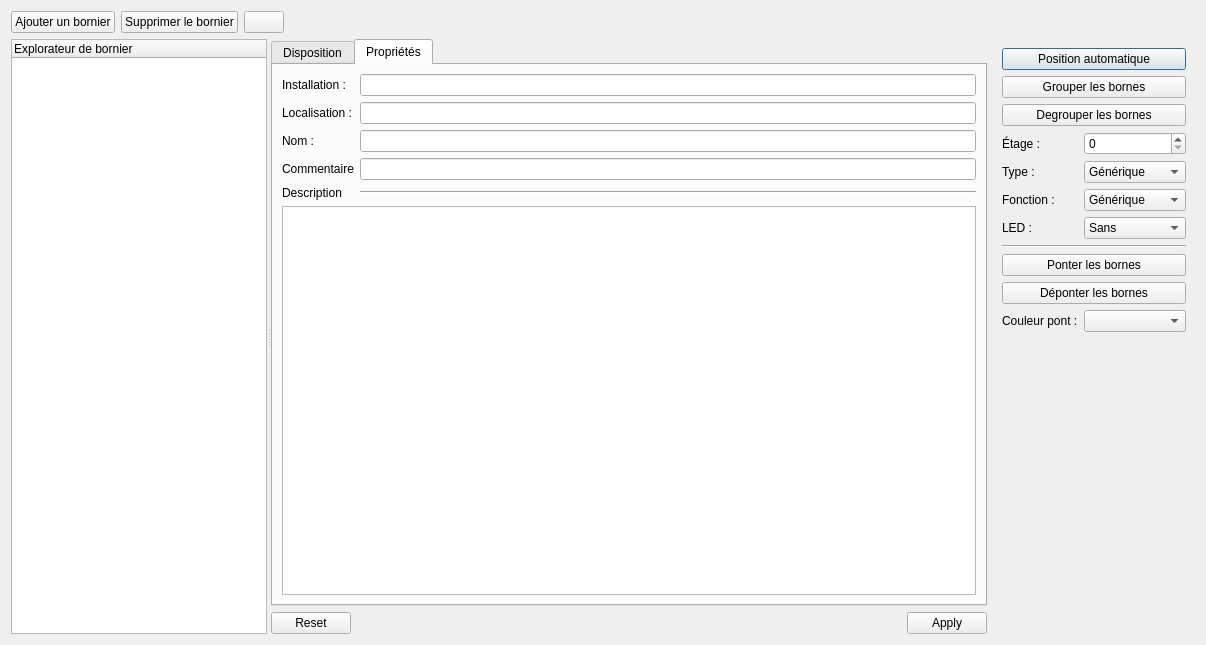
This is sources/TerminalStrip/ui/terminalstripeditor.ui in qelectrotech/qelectrotech-source-mirror as Qt 5 draws it before an edit. The edited form follows.
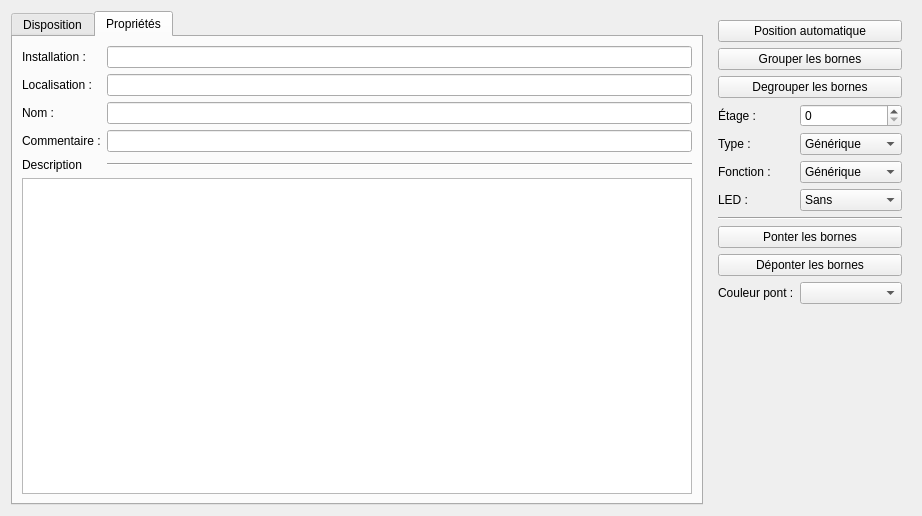
This is the edited form. The open tabs and pages were chosen to show the change. Icons and pictures are not drawn. Custom widgets are drawn as their Qt base class.

Commit message:
Change terminal strip editor class
Change parent class from QDialog to QWidget.
Terminal strip editor is now embedded in TerminalStripEditorWindow.

```diff
--- a/sources/TerminalStrip/ui/terminalstripeditor.ui
+++ b/sources/TerminalStrip/ui/terminalstripeditor.ui
@@ -1,22 +1,124 @@
 <?xml version="1.0" encoding="UTF-8"?>
 <ui version="4.0">
  <class>TerminalStripEditor</class>
- <widget class="QDialog" name="TerminalStripEditor">
+ <widget class="QWidget" name="TerminalStripEditor">
   <property name="geometry">
    <rect>
     <x>0</x>
     <y>0</y>
-    <width>1206</width>
-    <height>645</height>
+    <width>922</width>
+    <height>516</height>
    </rect>
   </property>
   <property name="windowTitle">
    <string>Gestionnaire de borniers</string>
   </property>
-  <layout class="QGridLayout" name="gridLayout">
-   <item row="1" column="1">
+  <layout class="QHBoxLayout" name="horizontalLayout">
+   <item>
+    <widget class="QTabWidget" name="m_tab_widget">
+     <property name="currentIndex">
+      <number>0</number>
+     </property>
+     <widget class="QWidget" name="m_layout_tab">
+      <attribute name="title">
+       <string>Disposition</string>
+      </attribute>
+      <layout class="QVBoxLayout" name="verticalLayout">
+       <item>
+        <widget class="QTableView" name="m_table_widget"/>
+       </item>
+      </layout>
+     </widget>
+     <widget class="QWidget" name="m_data_tab">
+      <attribute name="title">
+       <string>Propriétés</string>
+      </attribute>
+      <layout class="QGridLayout" name="gridLayout">
+       <item row="2" column="0">
+        <widget class="QLabel" name="label_3">
+         <property name="text">
+          <string>Nom :</string>
+         </property>
+        </widget>
+       </item>
+       <item row="3" column="0">
+        <widget class="QLabel" name="label_4">
+         <property name="text">
+          <string>Commentaire :</string>
+         </property>
+        </widget>
+       </item>
+       <item row="0" column="0">
+        <widget class="QLabel" name="label">
+         <property name="text">
+          <string>Installation :</string>
+         </property>
+        </widget>
+       </item>
+       <item row="1" column="1">
+        <widget class="QLineEdit" name="m_location_le"/>
+       </item>
+       <item row="0" column="1">
+        <widget class="QLineEdit" name="m_installation_le"/>
+       </item>
+       <item row="3" column="1">
+        <widget class="QLineEdit" name="m_comment_le"/>
+       </item>
+       <item row="1" column="0">
+        <widget class="QLabel" name="label_2">
+         <property name="text">
+          <string>Localisation :</string>
+         </property>
+        </widget>
+       </item>
+       <item row="4" column="0">
+        <widget class="QLabel" name="label_5">
+         <property name="text">
+          <string>Description</string>
+         </property>
+        </widget>
+       </item>
+       <item row="4" column="1">
+        <widget class="Line" name="line">
+         <property name="orientation">
+          <enum>Qt::Horizontal</enum>
+         </property>
+        </widget>
+       </item>
+       <item row="2" column="1">
+        <widget class="QLineEdit" name="m_name_le"/>
+       </item>
+       <item row="5" column="0" colspan="2">
+        <widget class="QPlainTextEdit" name="m_description_te"/>
+       </item>
+      </layout>
+     </widget>
+    </widget>
+   </item>
+   <item>
     <widget class="QWidget" name="widget" native="true">
-     <layout class="QGridLayout" name="gridLayout_3">
+     <layout class="QGridLayout" name="gridLayout_2">
+      <item row="4" column="0">
+       <widget class="QLabel" name="label_7">
+        <property name="text">
+         <string>Type :</string>
+        </property>
+       </widget>
+      </item>
+      <item row="5" column="0">
+       <widget class="QLabel" name="label_8">
+        <property name="text">
+         <string>Fonction :</string>
+        </property>
+       </widget>
+      </item>
+      <item row="8" column="0" colspan="2">
+       <widget class="QPushButton" name="m_bridge_terminals_pb">
+        <property name="text">
+         <string>Ponter les bornes</string>
+        </property>
+       </widget>
+      </item>
       <item row="0" column="0" colspan="2">
        <widget class="QPushButton" name="m_auto_ordering_pb">
         <property name="text">
@@ -24,60 +126,10 @@
         </property>
        </widget>
       </item>
-      <item row="2" column="0" colspan="2">
-       <widget class="QPushButton" name="m_ungroup_pb">
+      <item row="9" column="0" colspan="2">
+       <widget class="QPushButton" name="m_unbridge_terminals_pb">
         <property name="text">
-         <string>Degrouper les bornes</string>
-        </property>
-       </widget>
-      </item>
-      <item row="12" column="0">
-       <widget class="QLabel" name="label_10">
-        <property name="text">
-         <string>Couleur pont :</string>
-        </property>
-       </widget>
-      </item>
-      <item row="7" column="1">
-       <widget class="QComboBox" name="m_function_cb">
-        <item>
-         <property name="text">
-          <string>Générique</string>
-         </property>
-        </item>
-        <item>
-         <property name="text">
-          <string>Phase</string>
-         </property>
-        </item>
-        <item>
-         <property name="text">
-          <string>Neutre</string>
-         </property>
-        </item>
-       </widget>
-      </item>
-      <item row="10" column="0" colspan="2">
-       <widget class="QPushButton" name="m_bridge_terminals_pb">
-        <property name="text">
-         <string>Ponter les bornes</string>
-        </property>
-       </widget>
-      </item>
-      <item row="8" column="0">
-       <widget class="QLabel" name="label_9">
-        <property name="text">
-         <string>LED :</string>
-        </property>
-       </widget>
-      </item>
-      <item row="5" column="1">
-       <widget class="QSpinBox" name="m_level_sb"/>
-      </item>
-      <item row="7" column="0">
-       <widget class="QLabel" name="label_8">
-        <property name="text">
-         <string>Fonction :</string>
+         <string>Déponter les bornes</string>
         </property>
        </widget>
       </item>
@@ -88,34 +140,24 @@
         </property>
        </widget>
       </item>
-      <item row="13" column="0">
-       <spacer name="verticalSpacer">
-        <property name="orientation">
-         <enum>Qt::Vertical</enum>
+      <item row="3" column="0">
+       <widget class="QLabel" name="label_6">
+        <property name="text">
+         <string>Étage :</string>
         </property>
-        <property name="sizeHint" stdset="0">
-         <size>
-          <width>20</width>
-          <height>40</height>
-         </size>
-        </property>
-       </spacer>
+       </widget>
       </item>
-      <item row="8" column="1">
-       <widget class="QComboBox" name="m_led_cb">
-        <item>
-         <property name="text">
-          <string>Sans</string>
-         </property>
-        </item>
-        <item>
-         <property name="text">
-          <string>Avec</string>
-         </property>
-        </item>
+      <item row="10" column="1">
+       <widget class="KColorCombo" name="m_bridge_color_cb"/>
+      </item>
+      <item row="6" column="0">
+       <widget class="QLabel" name="label_9">
+        <property name="text">
+         <string>LED :</string>
+        </property>
        </widget>
       </item>
-      <item row="6" column="1">
+      <item row="4" column="1">
        <widget class="QComboBox" name="m_type_cb">
         <item>
          <property name="text">
@@ -144,59 +186,64 @@
         </item>
        </widget>
       </item>
-      <item row="9" column="0" colspan="2">
+      <item row="5" column="1">
+       <widget class="QComboBox" name="m_function_cb">
+        <item>
+         <property name="text">
+          <string>Générique</string>
+         </property>
+        </item>
+        <item>
+         <property name="text">
+          <string>Phase</string>
+         </property>
+        </item>
+        <item>
+         <property name="text">
+          <string>Neutre</string>
+         </property>
+        </item>
+       </widget>
+      </item>
+      <item row="7" column="0" colspan="2">
        <widget class="Line" name="line_2">
         <property name="orientation">
          <enum>Qt::Horizontal</enum>
         </property>
        </widget>
       </item>
-      <item row="12" column="1">
-       <widget class="KColorCombo" name="m_bridge_color_cb"/>
-      </item>
-      <item row="5" column="0">
-       <widget class="QLabel" name="label_6">
-        <property name="text">
-         <string>Étage :</string>
+      <item row="3" column="1">
+       <widget class="QSpinBox" name="m_level_sb">
+        <property name="maximum">
+         <number>6</number>
         </property>
        </widget>
       </item>
-      <item row="6" column="0">
-       <widget class="QLabel" name="label_7">
+      <item row="2" column="0" colspan="2">
+       <widget class="QPushButton" name="m_ungroup_pb">
         <property name="text">
-         <string>Type :</string>
+         <string>Degrouper les bornes</string>
         </property>
        </widget>
       </item>
-      <item row="11" column="0" colspan="2">
-       <widget class="QPushButton" name="m_unbridge_terminals_pb">
-        <property name="text">
-         <string>Déponter les bornes</string>
-        </property>
+      <item row="6" column="1">
+       <widget class="QComboBox" name="m_led_cb">
+        <item>
+         <property name="text">
+          <string>Sans</string>
+         </property>
+        </item>
+        <item>
+         <property name="text">
+          <string>Avec</string>
+         </property>
+        </item>
        </widget>
       </item>
-     </layout>
-    </widget>
-   </item>
-   <item row="0" column="0" colspan="2">
-    <widget class="QWidget" name="widget_2" native="true">
-     <layout class="QHBoxLayout" name="horizontalLayout">
-      <property name="leftMargin">
-       <number>0</number>
-      </property>
-      <property name="topMargin">
-       <number>0</number>
-      </property>
-      <property name="rightMargin">
-       <number>0</number>
-      </property>
-      <property name="bottomMargin">
-       <number>0</number>
-      </property>
-      <item>
-       <widget class="QPushButton" name="m_add_terminal_strip_pb">
+      <item row="10" column="0">
+       <widget class="QLabel" name="label_10">
         <property name="text">
-         <string>Ajouter un bornier</string>
+         <string>Couleur pont :</string>
         </property>
         <property name="icon">
          <iconset resource="../../../qelectrotech.qrc">
@@ -204,37 +251,15 @@
         </property>
        </widget>
       </item>
-      <item>
-       <widget class="QPushButton" name="m_remove_terminal_strip_pb">
-        <property name="text">
-         <string>Supprimer le bornier</string>
-        </property>
-        <property name="icon">
-         <iconset resource="../../../qelectrotech.qrc">
-          <normaloff>:/ico/16x16/list-remove.png</normaloff>:/ico/16x16/list-remove.png</iconset>
-        </property>
-       </widget>
-      </item>
-      <item>
-       <widget class="QPushButton" name="m_reload_pb">
-        <property name="text">
-         <string/>
-        </property>
-        <property name="icon">
-         <iconset resource="../../../qelectrotech.qrc">
-          <normaloff>:/ico/16x16/view-refresh.png</normaloff>:/ico/16x16/view-refresh.png</iconset>
-        </property>
-       </widget>
-      </item>
-      <item>
-       <spacer name="horizontalSpacer">
+      <item row="11" column="0">
+       <spacer name="verticalSpacer">
         <property name="orientation">
-         <enum>Qt::Horizontal</enum>
+         <enum>Qt::Vertical</enum>
         </property>
         <property name="sizeHint" stdset="0">
          <size>
-          <width>40</width>
-          <height>20</height>
+          <width>20</width>
+          <height>40</height>
          </size>
         </property>
        </spacer>
@@ -242,167 +267,6 @@
      </layout>
     </widget>
    </item>
-   <item row="1" column="0">
-    <widget class="QSplitter" name="splitter">
-     <property name="orientation">
-      <enum>Qt::Horizontal</enum>
-     </property>
-     <widget class="TerminalStripTreeWidget" name="m_terminal_strip_tw">
-      <property name="sizePolicy">
-       <sizepolicy hsizetype="Minimum" vsizetype="Expanding">
-        <horstretch>0</horstretch>
-        <verstretch>0</verstretch>
-       </sizepolicy>
-      </property>
-      <property name="dragEnabled">
-       <bool>false</bool>
-      </property>
-      <property name="dragDropMode">
-       <enum>QAbstractItemView::InternalMove</enum>
-      </property>
-      <property name="autoExpandDelay">
-       <number>500</number>
-      </property>
-      <property name="animated">
-       <bool>true</bool>
-      </property>
-      <column>
-       <property name="text">
-        <string>Explorateur de bornier</string>
-       </property>
-      </column>
-     </widget>
-     <widget class="QWidget" name="widget_3" native="true">
-      <property name="sizePolicy">
-       <sizepolicy hsizetype="Expanding" vsizetype="Preferred">
-        <horstretch>1</horstretch>
-        <verstretch>0</verstretch>
-       </sizepolicy>
-      </property>
-      <layout class="QVBoxLayout" name="verticalLayout_2">
-       <property name="leftMargin">
-        <number>0</number>
-       </property>
-       <property name="topMargin">
-        <number>0</number>
-       </property>
-       <property name="rightMargin">
-        <number>0</number>
-       </property>
-       <property name="bottomMargin">
-        <number>0</number>
-       </property>
-       <item>
-        <widget class="QTabWidget" name="m_tab_widget">
-         <property name="sizePolicy">
-          <sizepolicy hsizetype="Expanding" vsizetype="Expanding">
-           <horstretch>1</horstretch>
-           <verstretch>0</verstretch>
-          </sizepolicy>
-         </property>
-         <property name="currentIndex">
-          <number>0</number>
-         </property>
-         <widget class="QWidget" name="m_layout_tab">
-          <attribute name="title">
-           <string>Disposition</string>
-          </attribute>
-          <layout class="QVBoxLayout" name="verticalLayout">
-           <item>
-            <widget class="QTableView" name="m_table_widget">
-             <property name="sizePolicy">
-              <sizepolicy hsizetype="Expanding" vsizetype="Expanding">
-               <horstretch>0</horstretch>
-               <verstretch>0</verstretch>
-              </sizepolicy>
-             </property>
-             <attribute name="horizontalHeaderStretchLastSection">
-              <bool>true</bool>
-             </attribute>
-             <attribute name="verticalHeaderVisible">
-              <bool>false</bool>
-             </attribute>
-            </widget>
-           </item>
-          </layout>
-         </widget>
-         <widget class="QWidget" name="m_data_tab">
-          <attribute name="title">
-           <string>Propriétés</string>
-          </attribute>
-          <layout class="QGridLayout" name="gridLayout_2">
-           <item row="2" column="0">
-            <widget class="QLabel" name="label_3">
-             <property name="text">
-              <string>Nom :</string>
-             </property>
-            </widget>
-           </item>
-           <item row="2" column="1">
-            <widget class="QLineEdit" name="m_name_le"/>
-           </item>
-           <item row="4" column="0">
-            <widget class="QLabel" name="label_5">
-             <property name="text">
-              <string>Description</string>
-             </property>
-            </widget>
-           </item>
-           <item row="5" column="0" colspan="2">
-            <widget class="QPlainTextEdit" name="m_description_te"/>
-           </item>
-           <item row="0" column="1">
-            <widget class="QLineEdit" name="m_installation_le"/>
-           </item>
-           <item row="3" column="0">
-            <widget class="QLabel" name="label_4">
-             <property name="text">
-              <string>Commentaire</string>
-             </property>
-            </widget>
-           </item>
-           <item row="3" column="1">
-            <widget class="QLineEdit" name="m_comment_le"/>
-           </item>
-           <item row="0" column="0">
-            <widget class="QLabel" name="label">
-             <property name="text">
-              <string>Installation :</string>
-             </property>
-            </widget>
-           </item>
-           <item row="4" column="1">
-            <widget class="Line" name="line">
-             <property name="orientation">
-              <enum>Qt::Horizontal</enum>
-             </property>
-            </widget>
-           </item>
-           <item row="1" column="1">
-            <widget class="QLineEdit" name="m_location_le"/>
-           </item>
-           <item row="1" column="0">
-            <widget class="QLabel" name="label_2">
-             <property name="text">
-              <string>Localisation :</string>
-             </property>
-            </widget>
-           </item>
-          </layout>
-         </widget>
-        </widget>
-       </item>
-       <item>
-        <widget class="QDialogButtonBox" name="m_dialog_button_box">
-         <property name="standardButtons">
-          <set>QDialogButtonBox::Apply|QDialogButtonBox::Reset</set>
-         </property>
-        </widget>
-       </item>
-      </layout>
-     </widget>
-    </widget>
-   </item>
   </layout>
  </widget>
  <customwidgets>
@@ -411,11 +275,6 @@
    <extends>QComboBox</extends>
    <header>kcolorcombo.h</header>
   </customwidget>
-  <customwidget>
-   <class>TerminalStripTreeWidget</class>
-   <extends>QTreeWidget</extends>
-   <header location="global">terminalstriptreewidget.h</header>
-  </customwidget>
  </customwidgets>
  <tabstops>
   <tabstop>m_add_terminal_strip_pb</tabstop>
```
Left out of the diff: 27 changed lines with no effect on the pictures. The commit also changes 9 other files.
